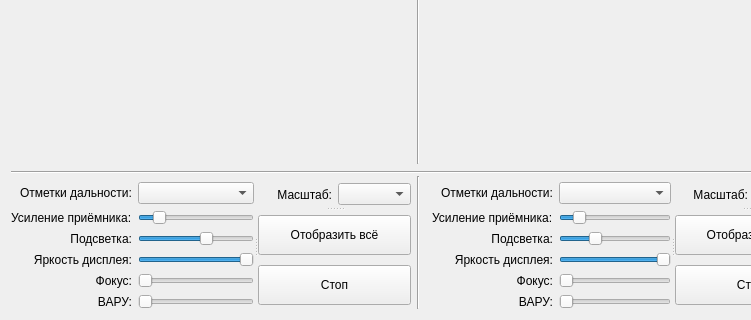
Qt form indicatorprl.ui (oln0ry/IKO) before a commit; both pictures show x 0 to 751 and y 248 to 568 of the 837 by 568 pixel window.
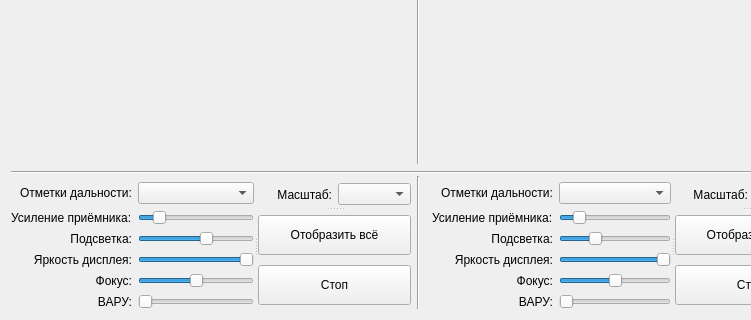
The same form after that commit. Custom widgets are drawn as their Qt base class.

```diff
--- a/indicatorprl.ui
+++ b/indicatorprl.ui
@@ -205,16 +205,16 @@
           <cursorShape>ArrowCursor</cursorShape>
          </property>
          <property name="minimum">
-          <number>100</number>
+          <number>-300</number>
          </property>
          <property name="maximum">
-          <number>400</number>
+          <number>300</number>
          </property>
          <property name="singleStep">
           <number>1</number>
          </property>
          <property name="value">
-          <number>100</number>
+          <number>0</number>
          </property>
          <property name="orientation">
           <enum>Qt::Horizontal</enum>
@@ -440,16 +440,16 @@
           <cursorShape>ArrowCursor</cursorShape>
          </property>
          <property name="minimum">
-          <number>100</number>
+          <number>-300</number>
          </property>
          <property name="maximum">
-          <number>400</number>
+          <number>300</number>
          </property>
          <property name="singleStep">
           <number>1</number>
          </property>
          <property name="value">
-          <number>100</number>
+          <number>0</number>
          </property>
          <property name="orientation">
           <enum>Qt::Horizontal</enum>
```
